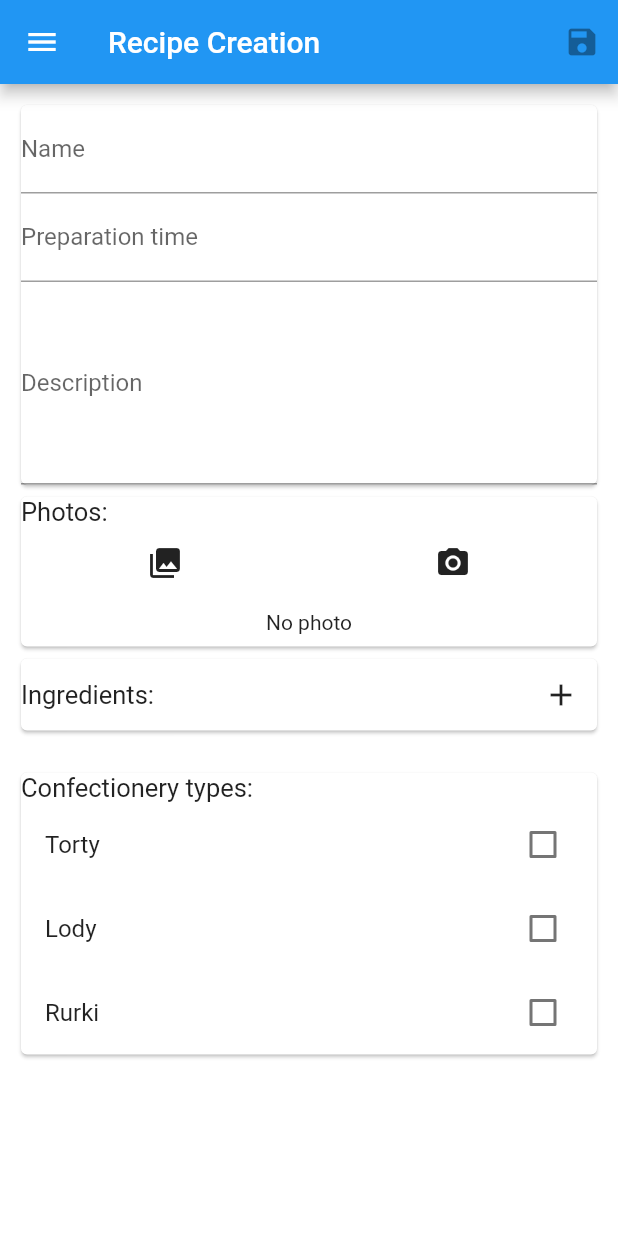
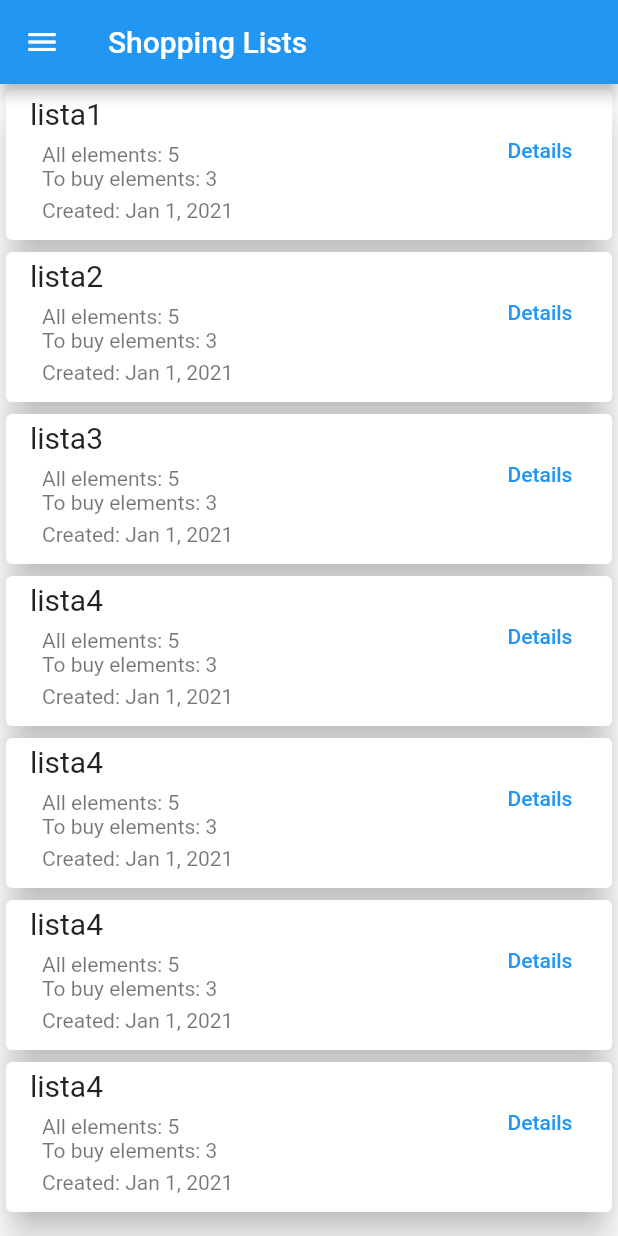
Before and after one commit to paolo21d/SweetLife-mobile-app, a Flutter app: the screen it shows after launch, on a phone screen of 412 x 824 dp. Run offline on Flutter 3.47's test engine with Material 2 defaults, Android fonts, the phone set to English and light mode, and no system bars; our stand-ins replace carousel_slider, image_picker.

Commit message:
Created ShoppingListOverview screen

```diff
--- a/lib/main.dart
+++ b/lib/main.dart
@@ -1,7 +1,5 @@
 import 'package:SweetLife/model/recipe_description.dart';
-import 'package:SweetLife/recipes/screens/recipe_creation.dart';
-import 'package:SweetLife/recipes/screens/recipe_details.dart';
-import 'package:SweetLife/recipes/screens/recipe_search.dart';
+import 'package:SweetLife/shopping_list/screens/shopping_list_overview.dart';
 import 'package:flutter/material.dart';
 
 void main() {
@@ -52,8 +50,9 @@ class SweetLifeApp extends StatelessWidget {
           scaffoldBackgroundColor: Colors.white),
       // home: RecipeList(recDesc),
       // home: RecipeDetails(),
-      home: RecipeCreation(),
+      // home: RecipeCreation(),
       // home: RecipeSearch(recDesc),
+      home: ShoppingListOverview(),
     );
   }
 }
--- /dev/null
+++ b/lib/model/shopping_list.dart
@@ -0,0 +1,11 @@
+import 'package:SweetLife/model/shopping_list_element.dart';
+
+class ShoppingList {
+  int id;
+  String name;
+  List<ShoppingListElement> elements;
+  DateTime auditCD;
+  int auditCU;
+
+  ShoppingList(this.id, this.name, this.elements, this.auditCD, this.auditCU);
+}
--- /dev/null
+++ b/lib/model/shopping_list_description.dart
@@ -0,0 +1,11 @@
+class ShoppingListDescription {
+  int id;
+  String name;
+  DateTime auditCD;
+  int elementsQuantity;
+  int activeElementsQuantity;
+  int auditCU;
+
+  ShoppingListDescription(this.id, this.name, this.auditCD,
+      this.elementsQuantity, this.activeElementsQuantity, this.auditCU);
+}
--- /dev/null
+++ b/lib/model/shopping_list_element.dart
@@ -0,0 +1,13 @@
+import 'package:SweetLife/model/ingredient.dart';
+import 'package:SweetLife/model/unit.dart';
+
+class ShoppingListElement {
+  int id;
+  double amount;
+  Ingredient ingredient;
+  Unit unit;
+  bool active;
+
+  ShoppingListElement(
+      this.id, this.amount, this.ingredient, this.unit, this.active);
+}
--- /dev/null
+++ b/lib/shopping_list/screens/shopping_list_overview.dart
@@ -0,0 +1,89 @@
+import 'package:SweetLife/app_drawer.dart';
+import 'package:SweetLife/model/shopping_list_description.dart';
+import 'package:flutter/material.dart';
+import 'package:intl/intl.dart';
+
+class ShoppingListOverview extends StatefulWidget {
+  @override
+  _ShoppingListOverviewState createState() => _ShoppingListOverviewState();
+}
+
+class _ShoppingListOverviewState extends State<ShoppingListOverview> {
+  List<ShoppingListDescription> shoppingLists = [
+    ShoppingListDescription(1, "lista1", DateTime(2021), 5, 3, 1),
+    ShoppingListDescription(2, "lista2", DateTime(2021), 5, 3, 1),
+    ShoppingListDescription(3, "lista3", DateTime(2021), 5, 3, 1),
+    ShoppingListDescription(4, "lista4", DateTime(2021), 5, 3, 1),
+    ShoppingListDescription(4, "lista4", DateTime(2021), 5, 3, 1),
+    ShoppingListDescription(4, "lista4", DateTime(2021), 5, 3, 1),
+    ShoppingListDescription(4, "lista4", DateTime(2021), 5, 3, 1),
+  ];
+
+  @override
+  Widget build(BuildContext context) {
+    return Scaffold(
+      appBar: AppBar(
+        title: Text("Shopping Lists"),
+      ),
+      drawer: AppDrawer(),
+      body: ListView.builder(
+        itemCount: shoppingLists.length,
+        itemBuilder: (context, index) {
+          return Card(
+            child: ListTile(
+              title: Text(
+                shoppingLists[index].name,
+                style: TextStyle(fontSize: 20),
+              ),
+              subtitle: Padding(
+                padding: const EdgeInsets.all(8.0),
+                child: Column(
+                  crossAxisAlignment: CrossAxisAlignment.start,
+                  children: [
+                    Text(
+                        "All elements: ${shoppingLists[index].elementsQuantity}"),
+                    Text(
+                        "To buy elements: ${shoppingLists[index].activeElementsQuantity}"),
+                    SizedBox(
+                      height: 5,
+                    ),
+                    Text("Created: ${DateFormat.yMMMd().format(shoppingLists[index].auditCD)}")
+                  ],
+                ),
+              ),
+              trailing: TextButton(
+                child: Text("Details"),
+                onPressed: () {},
+              ),
+            ),
+            elevation: 10,
+          );
+
+          /*return Card(
+            child: Row(
+              children: [
+                Text(
+                  shoppingLists[index].name,
+                  style: TextStyle(fontSize: 20),
+                ),
+                Column(
+                  children: [
+                    Text("All elements: ${shoppingLists[index].elementsQuantity}"),
+                    Text(
+                        "To buy elements: ${shoppingLists[index].activeElementsQuantity}"),
+                  ],
+                ),
+                TextButton(
+                  child: Text("Details"),
+                  onPressed: () {},
+                ),
+              ],
+              mainAxisAlignment: MainAxisAlignment.spaceBetween,
+            ),
+            elevation: 10,
+          );*/
+        },
+      ),
+    );
+  }
+}
```
